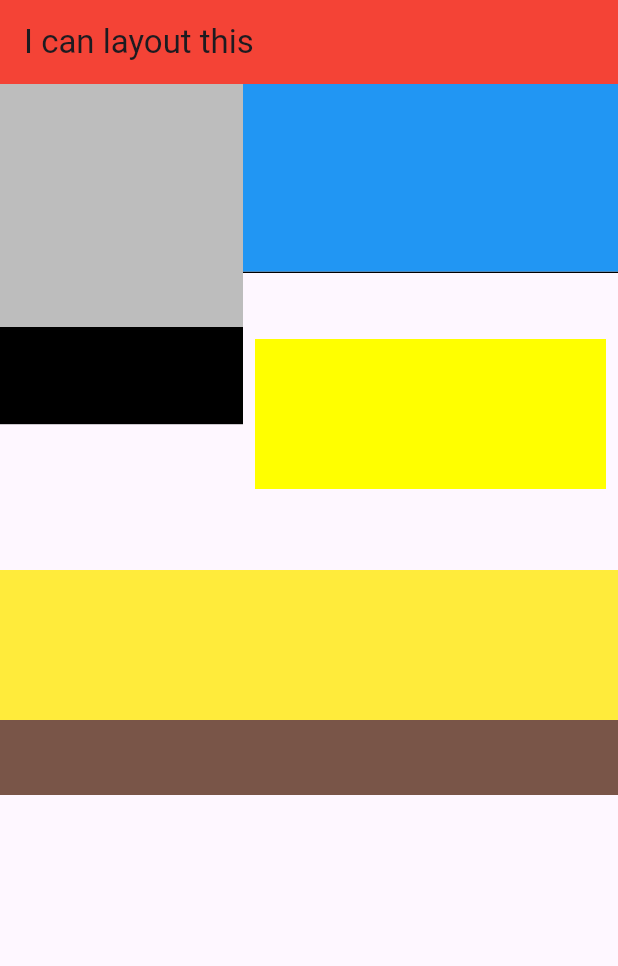
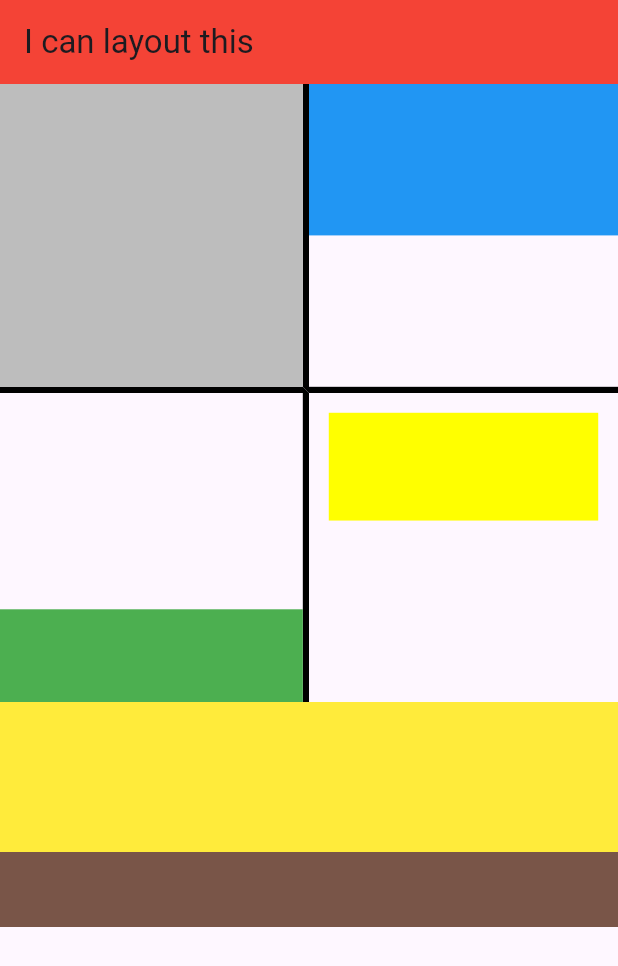
Before and after one commit to get6/flutter_study, a Flutter app: the screen it shows after launch, on a phone screen of 412 x 824 dp. Shown: the top 966 px of the screen. Run offline on Flutter 3.47's test engine with Material 3 defaults, Android fonts, the phone set to English and light mode, and no system bars.

Commit message:
Done day 3

```diff
--- a/lib/day_3_basic.dart
+++ b/lib/day_3_basic.dart
@@ -39,36 +39,25 @@ class _MyHomePageState extends State<MyHomePage> {
         backgroundColor: Colors.red,
         title: Text(widget.title),
       ),
-      body: Center(
-        child: Column(
+      body: Column(
         children: [
           Row(
             crossAxisAlignment: CrossAxisAlignment.start,
             children: [
               Expanded(
-                  child: FittedBox(
-                    child: SizedBox(
-                      width: 250,
-                      height: 250,
-                      child: Container(
-                        color: Colors.grey.shade400,
-                        width: 250,
-                        height: 250,
+                child: FittedContainer(
+                  right: true,
+                  bottom: true,
+                  child: Container(color: Colors.grey.shade400),
                 ),
               ),
-                  ),
-                ),
-                Container(
-                  decoration: const BoxDecoration(
-                    border: Border(bottom: BorderSide(color: Colors.black)),
-                  ),
-                  child: Expanded(
-                    child: FittedBox(
-                      child: Container(
-                        width: 250,
-                        height: 125,
-                        color: Colors.blue,
-                      ),
+              Expanded(
+                child: FittedContainer(
+                  bottom: true,
+                  child: FractionallySizedBox(
+                    alignment: Alignment.topCenter,
+                    heightFactor: 0.5,
+                    child: Container(color: Colors.blue),
                   ),
                 ),
               ),
@@ -77,56 +66,25 @@ class _MyHomePageState extends State<MyHomePage> {
           Row(
             crossAxisAlignment: CrossAxisAlignment.start,
             children: [
-                // Expanded(
-                //   child: SizedBox(
-                //     width: 250,
-                //     height: 250,
-                //     child: Column(
-                //       children: [
-                //         Container(
-                //           color: Colors.white,
-                //           width: 250,
-                //           height: 100,
-                //         ),
-                //         Container(
-                //           color: Colors.green,
-                //           width: 250,
-                //           height: 100,
-                //         ),
-                //       ],
-                //     ),
-                //   ),
-                // ),
               Expanded(
-                  child: FittedBox(
-                    child: SizedBox(
-                      width: 250,
-                      height: 250,
-                      child: Column(
-                        children: [
-                          // Container(
-                          //   color: Colors.yellow,
-                          //   width: 250,
-                          //   height: 100,
-                          // ),
-                          Container(
-                            color: Colors.black,
-                            width: 250,
-                            height: 100,
-                          ),
-                        ],
+                child: FittedContainer(
+                  right: true,
+                  child: FractionallySizedBox(
+                    alignment: Alignment.bottomCenter,
+                    heightFactor: 0.3,
+                    child: Container(color: Colors.green),
                   ),
                 ),
               ),
+              Expanded(
+                child: FittedContainer(
+                  child: Padding(
+                    padding: const EdgeInsets.all(16),
+                    child: FractionallySizedBox(
+                      alignment: Alignment.topCenter,
+                      heightFactor: 0.4,
+                      child: Container(color: Colors.yellowAccent),
                     ),
-                SizedBox(
-                  width: 250,
-                  child: Padding(
-                    padding: const EdgeInsets.all(8.0),
-                    child: Container(
-                      color: Colors.yellowAccent,
-                      width: 250,
-                      height: 100,
                   ),
                 ),
               ),
@@ -135,8 +93,7 @@ class _MyHomePageState extends State<MyHomePage> {
           Row(
             children: [
               Expanded(
-                  child:
-                      Container(color: Colors.yellow, width: 500, height: 100),
+                child: Container(color: Colors.yellow, width: 500, height: 100),
               ),
             ],
           ),
@@ -149,6 +106,45 @@ class _MyHomePageState extends State<MyHomePage> {
           ),
         ],
       ),
+    );
+  }
+}
+
+class FittedContainer extends StatelessWidget {
+  const FittedContainer({
+    super.key,
+    this.left = false,
+    this.right = false,
+    this.top = false,
+    this.bottom = false,
+    required this.child,
+  });
+  final bool left;
+  final bool right;
+  final bool top;
+  final bool bottom;
+  final Widget child;
+
+  final BorderSide myBorderSide = const BorderSide(
+    color: Colors.black,
+    width: 5,
+  );
+
+  @override
+  Widget build(BuildContext context) {
+    return FittedBox(
+      child: Container(
+        decoration: BoxDecoration(
+          border: Border(
+            top: top ? myBorderSide : BorderSide.none,
+            right: right ? myBorderSide : BorderSide.none,
+            bottom: bottom ? myBorderSide : BorderSide.none,
+            left: left ? myBorderSide : BorderSide.none,
+          ),
+        ),
+        width: 250,
+        height: 250,
+        child: child,
       ),
     );
   }
```
Lines whose indentation alone changed are shown as unchanged.
